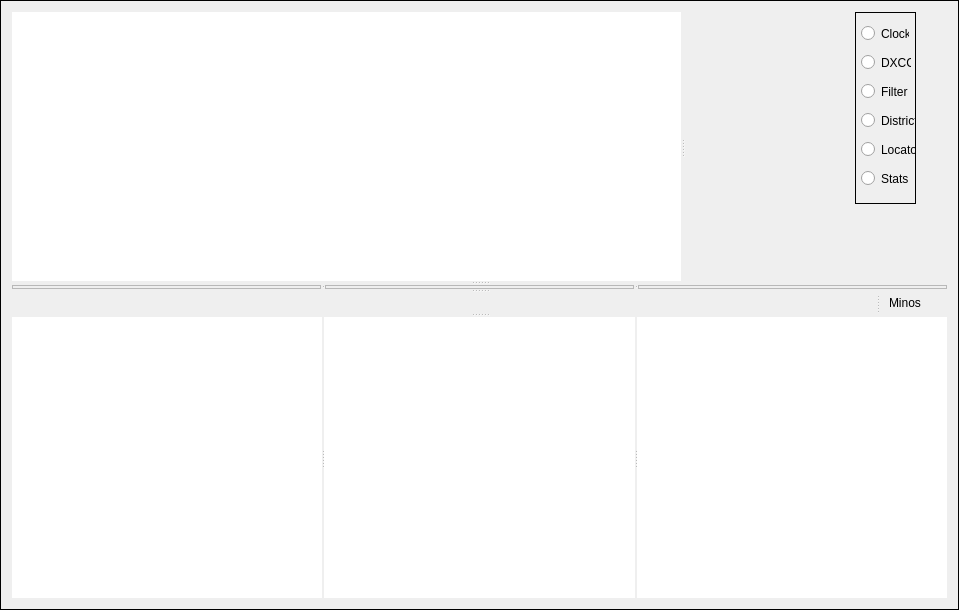
Before: the Qt Designer form mqt/MqtLogger/tsinglelogframe.ui in zsteva/backup-minos2, drawn with Qt 5.
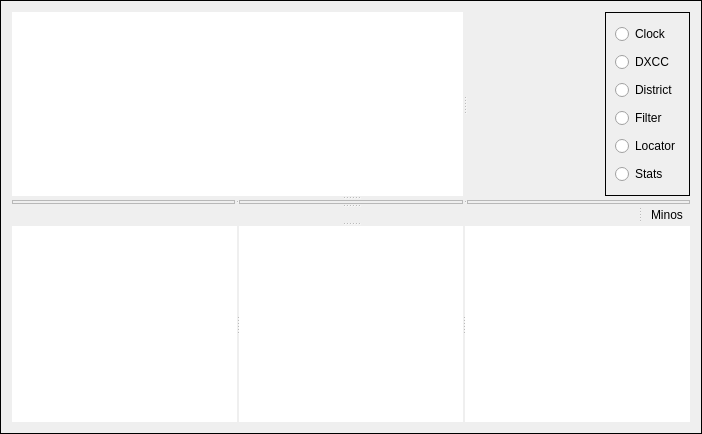
After: the same form once the commit is applied. Custom widgets are drawn as their Qt base class.

Commit message: fix stacked widget layout

```diff
--- a/mqt/MqtLogger/tsinglelogframe.ui
+++ b/mqt/MqtLogger/tsinglelogframe.ui
@@ -6,8 +6,8 @@
    <rect>
     <x>0</x>
     <y>0</y>
-    <width>959</width>
-    <height>610</height>
+    <width>702</width>
+    <height>434</height>
    </rect>
   </property>
   <property name="windowTitle">
@@ -74,16 +74,13 @@
          <bool>false</bool>
         </attribute>
        </widget>
+       <widget class="QWidget" name="">
+        <layout class="QHBoxLayout" name="horizontalLayout_6">
+         <item>
        <widget class="QFrame" name="MultDisp">
+           <layout class="QHBoxLayout" name="horizontalLayout">
+            <item>
         <widget class="QStackedWidget" name="StackedMults">
-         <property name="geometry">
-          <rect>
-           <x>0</x>
-           <y>0</y>
-           <width>167</width>
-           <height>192</height>
-          </rect>
-         </property>
          <property name="frameShape">
           <enum>QFrame::NoFrame</enum>
          </property>
@@ -385,30 +382,21 @@
           </layout>
          </widget>
         </widget>
+            </item>
+           </layout>
+          </widget>
+         </item>
+         <item>
         <widget class="QFrame" name="frame">
-         <property name="geometry">
-          <rect>
-           <x>170</x>
-           <y>0</y>
-           <width>61</width>
-           <height>192</height>
-          </rect>
-         </property>
          <property name="frameShape">
           <enum>QFrame::Box</enum>
          </property>
          <property name="frameShadow">
           <enum>QFrame::Plain</enum>
          </property>
+           <layout class="QVBoxLayout" name="verticalLayout">
+            <item>
          <widget class="QRadioButton" name="ClockButton">
-          <property name="geometry">
-           <rect>
-            <x>6</x>
-            <y>13</y>
-            <width>48</width>
-            <height>17</height>
-           </rect>
-          </property>
           <property name="focusPolicy">
            <enum>Qt::NoFocus</enum>
           </property>
@@ -419,15 +407,9 @@
            <string notr="true">buttonGroup</string>
           </attribute>
          </widget>
+            </item>
+            <item>
          <widget class="QRadioButton" name="DXCCButton">
-          <property name="geometry">
-           <rect>
-            <x>6</x>
-            <y>42</y>
-            <width>50</width>
-            <height>17</height>
-           </rect>
-          </property>
           <property name="focusPolicy">
            <enum>Qt::NoFocus</enum>
           </property>
@@ -438,34 +420,9 @@
            <string notr="true">buttonGroup</string>
           </attribute>
          </widget>
-         <widget class="QRadioButton" name="FilterButton">
-          <property name="geometry">
-           <rect>
-            <x>6</x>
-            <y>71</y>
-            <width>47</width>
-            <height>17</height>
-           </rect>
-          </property>
-          <property name="focusPolicy">
-           <enum>Qt::NoFocus</enum>
-          </property>
-          <property name="text">
-           <string>Filter</string>
-          </property>
-          <attribute name="buttonGroup">
-           <string notr="true">buttonGroup</string>
-          </attribute>
-         </widget>
+            </item>
+            <item>
          <widget class="QRadioButton" name="DistrictButton">
-          <property name="geometry">
-           <rect>
-            <x>6</x>
-            <y>100</y>
-            <width>56</width>
-            <height>17</height>
-           </rect>
-          </property>
           <property name="focusPolicy">
            <enum>Qt::NoFocus</enum>
           </property>
@@ -476,15 +433,22 @@
            <string notr="true">buttonGroup</string>
           </attribute>
          </widget>
+            </item>
+            <item>
+             <widget class="QRadioButton" name="FilterButton">
+              <property name="focusPolicy">
+               <enum>Qt::NoFocus</enum>
+              </property>
+              <property name="text">
+               <string>Filter</string>
+              </property>
+              <attribute name="buttonGroup">
+               <string notr="true">buttonGroup</string>
+              </attribute>
+             </widget>
+            </item>
+            <item>
          <widget class="QRadioButton" name="LocatorButton">
-          <property name="geometry">
-           <rect>
-            <x>6</x>
-            <y>129</y>
-            <width>59</width>
-            <height>17</height>
-           </rect>
-          </property>
           <property name="focusPolicy">
            <enum>Qt::NoFocus</enum>
           </property>
@@ -495,26 +459,18 @@
            <string notr="true">buttonGroup</string>
           </attribute>
          </widget>
+            </item>
+            <item>
          <widget class="QRadioButton" name="StatsButton">
-          <property name="geometry">
-           <rect>
-            <x>6</x>
-            <y>158</y>
-            <width>48</width>
-            <height>17</height>
-           </rect>
-          </property>
-          <property name="focusPolicy">
-           <enum>Qt::NoFocus</enum>
-          </property>
           <property name="text">
            <string>Stats</string>
           </property>
-          <attribute name="buttonGroup">
-           <string notr="true">buttonGroup</string>
-          </attribute>
-         </widget>
-        </widget>
+             </widget>
+            </item>
+           </layout>
+          </widget>
+         </item>
+        </layout>
        </widget>
       </widget>
       <widget class="MinosSplitter" name="Controlsplitter">
```
Left out of the diff: 2 changed lines with no effect on the pictures. Lines whose indentation alone changed are shown as unchanged.
